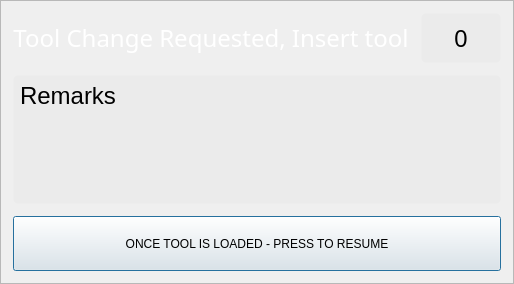
This is src/probe_basic_lathe/toolchange_dialog_pb.ui in kcjengr/probe_basic as Qt 5 draws it before an edit. The edited form follows.
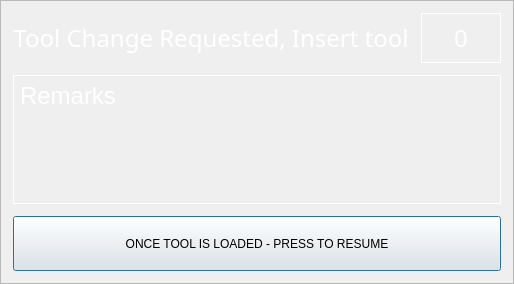
This is the edited form.

Diff of the .ui file:
```diff
--- a/src/probe_basic_lathe/toolchange_dialog_pb.ui
+++ b/src/probe_basic_lathe/toolchange_dialog_pb.ui
@@ -87,17 +87,6 @@
           <height>60</height>
          </size>
         </property>
-        <property name="styleSheet">
-         <string notr="true">QLabel {
-    border-style: transparent;
-    border-color: rgb(235, 235, 235);
-    border-width: 1px;
-    border-radius: 5px;
-    color: black;
-    background: rgb(235, 235, 235);
-	font: 75 16pt &quot;Bebas Kai&quot;;
-}</string>
-        </property>
         <property name="frameShape">
          <enum>QFrame::Box</enum>
         </property>
@@ -151,23 +140,11 @@
         <property name="font">
          <font>
           <family>Bebas Kai</family>
-          <pointsize>19</pointsize>
-          <weight>50</weight>
+          <pointsize>18</pointsize>
           <italic>false</italic>
           <bold>false</bold>
          </font>
         </property>
-        <property name="styleSheet">
-         <string notr="true">QLabel {
-    border-style: transparent;
-    border-color: rgb(235, 235, 235);
-    border-width: 1px;
-    border-radius: 5px;
-    color: black;
-    background: rgb(235, 235, 235);
-	font: 19pt &quot;Bebas Kai&quot;;
-}</string>
-        </property>
         <property name="frameShape">
          <enum>QFrame::Box</enum>
         </property>
```
Left out of the diff: 26 changed lines with no effect on the pictures.
